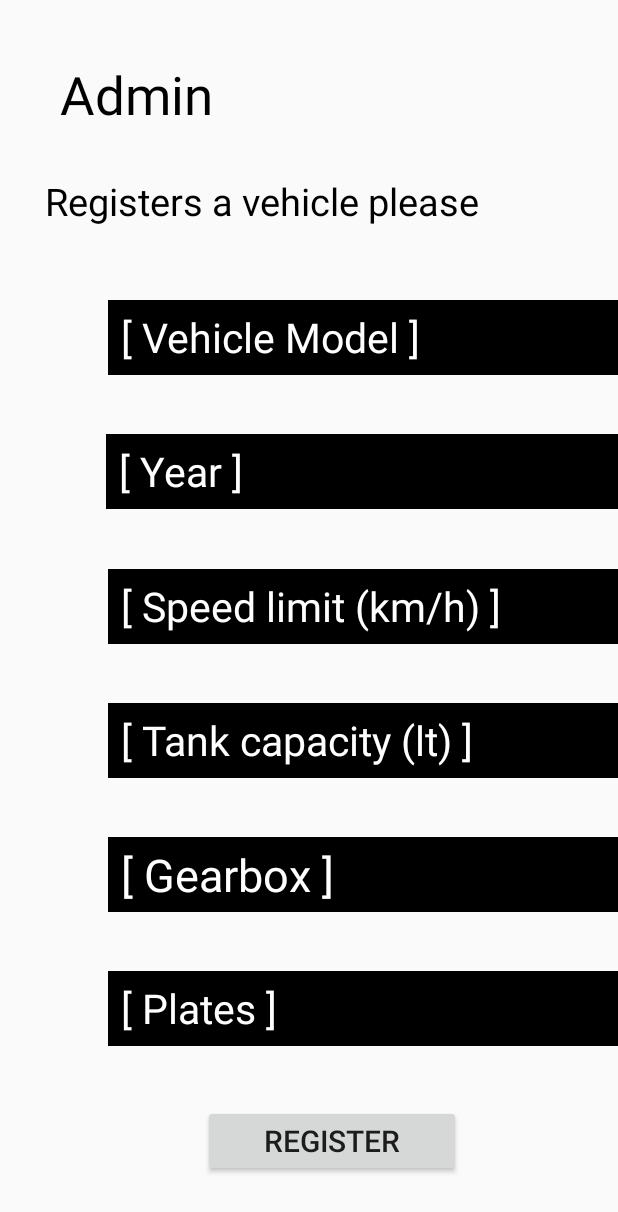
After one commit to AdanSzHa/PaInt, an Android app: the VehicleRegAct screen opened directly, with no data from a screen before it, on a phone screen of 412 x 824 dp. The commit adds this screen. Shown: the top 1212 px of the screen. Run offline under Robolectric (Android 15) with nearby library versions, the phone set to English and light mode, and no system bars; libraries missing offline, so code that uses them is left out: com.facebook.

Commit message:
FC Label

```diff
--- a/app/src/main/AndroidManifest.xml
+++ b/app/src/main/AndroidManifest.xml
@@ -43,7 +43,7 @@
         <service android:name=".SensorsService" />
         <service android:name=".GpsDataService" />
 
-        <activity android:name=".IndicacionesAct"></activity>
+        <activity android:name=".IndicacionesAct" />
 
         <service android:name=".Cowtech54.CowService" />
 
@@ -55,7 +55,6 @@
                 android:name="android.support.PARENT_ACTIVITY"
                 android:value="com.adans.app_10.PerfilAct" />
         </activity>
-
         <activity
             android:name=".Cowtech54.CowTabActivity"
             android:label="@string/title_activity_cow_tab"
@@ -69,6 +68,7 @@
             android:name="com.facebook.sdk.ApplicationId"
             android:value="@string/facebook_app_id" />
 
+        <activity android:name=".VehicleRegAct"></activity>
     </application>
 
 </manifest>
--- a/app/src/main/java/com/adans/app_10/Cowtech54/CowTabFragment1.java
+++ b/app/src/main/java/com/adans/app_10/Cowtech54/CowTabFragment1.java
@@ -248,7 +248,6 @@ public class CowTabFragment1 extends Fragment implements View.OnClickListener, L
         });
 
         //Mode end radio buttons
-
 
         sStartBtn.setOnClickListener(new View.OnClickListener() {
             @Override
--- a/app/src/main/java/com/adans/app_10/MainActivity.java
+++ b/app/src/main/java/com/adans/app_10/MainActivity.java
@@ -80,7 +80,7 @@ public class MainActivity extends MenuToolbar {
                         Snackbar.make(buttonLogin, "Inicio de sesión exitosos", Snackbar.LENGTH_LONG).show();
 
                         //User Logged in Successfully Launch You home screen activity
-                       Intent intent=new Intent(MainActivity.this,PerfilAct.class);
+                       Intent intent=new Intent(MainActivity.this,VehicleRegAct.class);
 
                        Bundle MBund = new Bundle();
                        MBund.putString("Email",editTextEmail.getText().toString());
--- /dev/null
+++ b/app/src/main/java/com/adans/app_10/VehicleRegAct.java
@@ -0,0 +1,22 @@
+package com.adans.app_10;
+
+import android.content.Intent;
+import android.support.v7.app.AppCompatActivity;
+import android.os.Bundle;
+import android.view.View;
+
+import com.adans.app_10.Cowtech54.CowTabActivity;
+
+public class VehicleRegAct extends AppCompatActivity {
+
+    @Override
+    protected void onCreate(Bundle savedInstanceState) {
+        super.onCreate(savedInstanceState);
+        setContentView(R.layout.activity_vehicle_reg);
+    }
+
+    public void ClickReg(View view) {
+        Intent mint= new Intent(getApplicationContext(), CowTabActivity.class);
+        startActivity(mint);
+    }
+}
--- /dev/null
+++ b/app/src/main/res/layout/activity_vehicle_reg.xml
@@ -0,0 +1,159 @@
+<?xml version="1.0" encoding="utf-8"?>
+<android.support.constraint.ConstraintLayout xmlns:android="http://schemas.android.com/apk/res/android"
+    xmlns:app="http://schemas.android.com/apk/res-auto"
+    xmlns:tools="http://schemas.android.com/tools"
+    android:layout_width="match_parent"
+    android:layout_height="match_parent"
+    tools:context=".VehicleRegAct">
+
+
+    <EditText
+        android:id="@+id/editText7"
+        android:layout_width="340dp"
+        android:layout_height="50dp"
+        android:background="@color/black"
+        android:ems="10"
+        android:hint="[ Gearbox ]"
+        android:inputType="textPersonName"
+        android:paddingLeft="8.5dp"
+        android:textColor="@color/white"
+        android:textColorHint="@color/white"
+        android:textSize="30sp"
+        app:layout_constraintBottom_toTopOf="@+id/editText5"
+        app:layout_constraintEnd_toEndOf="parent"
+        app:layout_constraintHorizontal_bias="1.0"
+        app:layout_constraintStart_toStartOf="parent"
+        app:layout_constraintTop_toBottomOf="@+id/editText4" />
+
+    <TextView
+        android:id="@+id/textView11"
+        android:layout_width="117dp"
+        android:layout_height="38dp"
+        android:text="Admin"
+        android:textColor="@color/black"
+        android:textSize="35sp"
+        app:layout_constraintBottom_toTopOf="@+id/textView5"
+        app:layout_constraintEnd_toEndOf="parent"
+        app:layout_constraintHorizontal_bias="0.136"
+        app:layout_constraintStart_toStartOf="parent"
+        app:layout_constraintTop_toTopOf="parent" />
+
+    <TextView
+        android:id="@+id/textView5"
+        android:layout_width="303dp"
+        android:layout_height="44dp"
+        android:text="Registers a vehicle please"
+        android:textColor="@color/black"
+        android:textSize="25sp"
+        app:layout_constraintBottom_toTopOf="@+id/editText"
+        app:layout_constraintEnd_toEndOf="parent"
+        app:layout_constraintHorizontal_bias="0.277"
+        app:layout_constraintStart_toStartOf="parent"
+        app:layout_constraintTop_toBottomOf="@+id/textView11" />
+
+    <EditText
+        android:id="@+id/editText"
+        android:layout_width="340dp"
+        android:layout_height="50dp"
+        android:background="@color/black"
+        android:ems="10"
+        android:hint="[ Vehicle Model ]"
+        android:inputType="textPersonName"
+        android:paddingLeft="8.5dp"
+        android:textColor="@color/white"
+        android:textColorHint="@color/white"
+        android:textSize="27.5sp"
+        app:layout_constraintBottom_toTopOf="@+id/editText3"
+        app:layout_constraintEnd_toEndOf="parent"
+        app:layout_constraintHorizontal_bias="1.0"
+        app:layout_constraintStart_toStartOf="parent"
+        app:layout_constraintTop_toBottomOf="@+id/textView5" />
+
+    <EditText
+        android:id="@+id/editText3"
+        android:layout_width="341dp"
+        android:layout_height="50dp"
+        android:background="@color/black"
+        android:ems="10"
+        android:hint="[ Year ]"
+        android:inputType="textPersonName"
+        android:paddingLeft="8.5dp"
+        android:textColor="@color/white"
+        android:textColorHint="@color/white"
+        android:textSize="27.5sp"
+        app:layout_constraintBottom_toTopOf="@+id/editText2"
+        app:layout_constraintEnd_toEndOf="parent"
+        app:layout_constraintHorizontal_bias="1.0"
+        app:layout_constraintStart_toStartOf="parent"
+        app:layout_constraintTop_toBottomOf="@+id/editText" />
+
+    <EditText
+        android:id="@+id/editText2"
+        android:layout_width="340dp"
+        android:layout_height="50dp"
+        android:background="@color/black"
+        android:ems="10"
+        android:hint="[ Speed limit (km/h) ]"
+        android:inputType="textPersonName"
+        android:paddingLeft="8.5dp"
+        android:textColor="@color/white"
+        android:textColorHint="@color/white"
+        android:textSize="27.5sp"
+        app:layout_constraintBottom_toTopOf="@+id/editText4"
+        app:layout_constraintEnd_toEndOf="parent"
+        app:layout_constraintHorizontal_bias="1.0"
+        app:layout_constraintStart_toStartOf="parent"
+        app:layout_constraintTop_toBottomOf="@+id/editText3" />
+
+
+    <EditText
+        android:id="@+id/editText4"
+        android:layout_width="340dp"
+        android:layout_height="50dp"
+        android:background="@color/black"
+        android:ems="10"
+        android:hint="[ Tank capacity (lt) ]"
+        android:inputType="textPersonName"
+        android:paddingLeft="8.5dp"
+        android:textColor="@color/white"
+        android:textColorHint="@color/white"
+        android:textSize="27.5sp"
+        app:layout_constraintBottom_toTopOf="@+id/editText7"
+        app:layout_constraintEnd_toEndOf="parent"
+        app:layout_constraintHorizontal_bias="1.0"
+        app:layout_constraintStart_toStartOf="parent"
+        app:layout_constraintTop_toBottomOf="@+id/editText2" />
+
+    <EditText
+        android:id="@+id/editText5"
+        android:layout_width="340dp"
+        android:layout_height="50dp"
+        android:background="@color/black"
+        android:ems="10"
+        android:hint="[ Plates ]"
+        android:inputType="textPersonName"
+        android:paddingLeft="8.5dp"
+        android:textColor="@color/white"
+        android:textColorHint="@color/white"
+        android:textSize="27.5sp"
+        app:layout_constraintBottom_toTopOf="@+id/button2"
+        app:layout_constraintEnd_toEndOf="parent"
+        app:layout_constraintHorizontal_bias="1.0"
+        app:layout_constraintStart_toStartOf="parent"
+        app:layout_constraintTop_toBottomOf="@+id/editText7" />
+
+    <Button
+        android:id="@+id/button2"
+        android:layout_width="172dp"
+        android:layout_height="wrap_content"
+        android:text="register"
+        android:textSize="20sp"
+        app:layout_constraintBottom_toBottomOf="parent"
+        app:layout_constraintEnd_toEndOf="parent"
+        app:layout_constraintHorizontal_bias="0.564"
+        app:layout_constraintStart_toStartOf="parent"
+        app:layout_constraintTop_toBottomOf="@+id/editText5"
+        android:onClick="ClickReg"/>
+
+
+</android.support.constraint.ConstraintLayout>
```
Also changed, not shown: app/src/main/java/com/adans/app_10/Cowtech54/CowService.java (+22 -16 lines), app/src/main/java/com/adans/app_10/Cowtech54/CowTabFragment2.java (+61 -9 lines), app/src/main/java/com/adans/app_10/Dif.java (added, +35 -0 lines), app/src/main/java/com/adans/app_10/JavaTest/TestInterpolation.java (+39 -0 lines).
